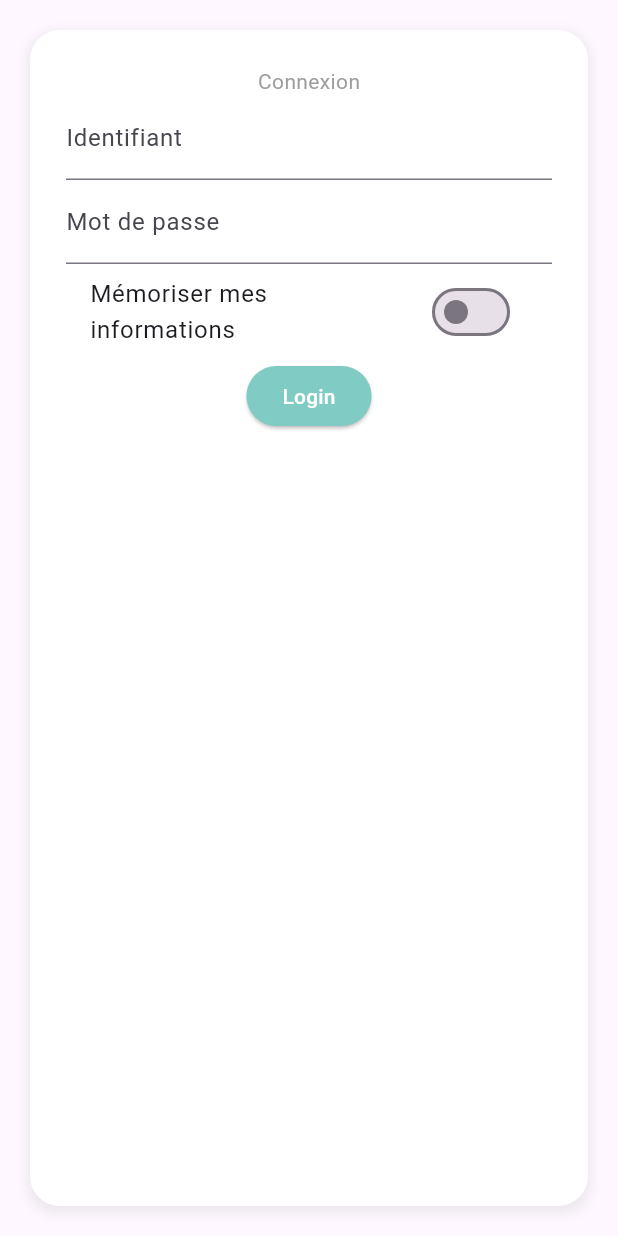
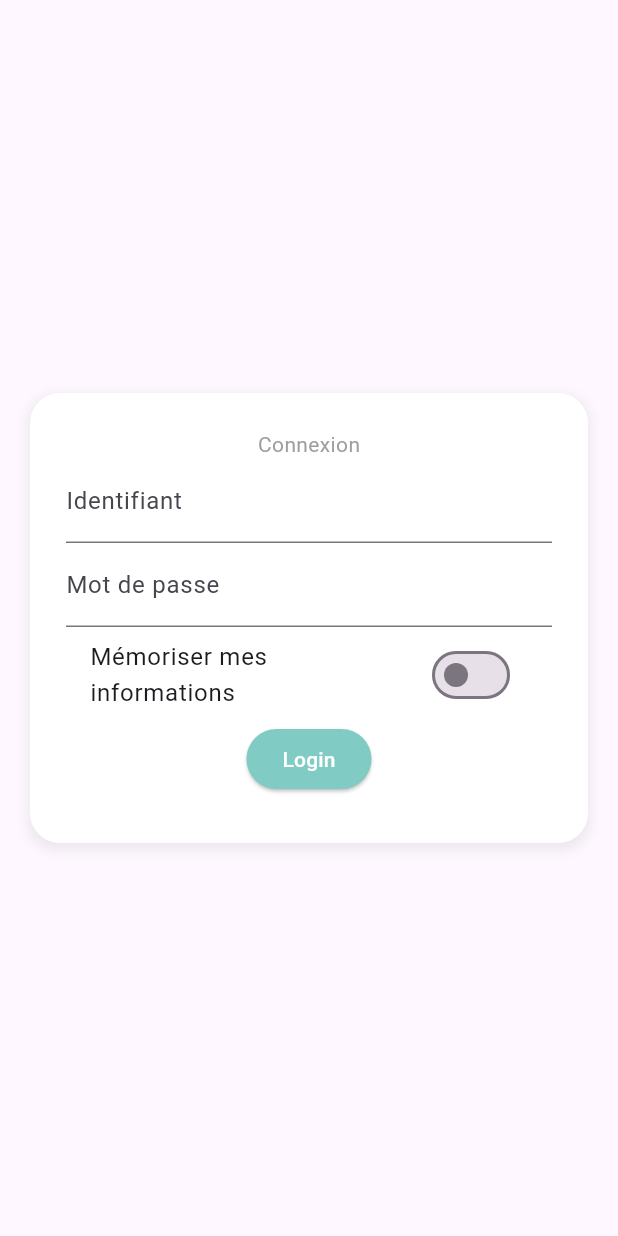
Before and after one commit to cecilejeanneau/flutter-course, a Flutter app: the LoginForm widget shown alone on an empty page, opened directly, on a phone screen of 412 x 824 dp. Run offline on Flutter 3.47's test engine with Material 3 defaults, Android fonts, the light colour scheme and no system bars; our stand-ins replace email_validator, google_fonts, url_strategy; network calls fail.

Commit message:
✨ Routing TP

```diff
--- a/lib/mod8/demo1.dart
+++ b/lib/mod8/demo1.dart
@@ -17,6 +17,8 @@ class Routes {
 }
 
 class App extends StatelessWidget {
+  const App({super.key});
+
   @override
   Widget build(BuildContext context) {
     return MaterialApp(
--- a/lib/tp/content_body.dart
+++ b/lib/tp/content/content_body.dart
@@ -2,6 +2,7 @@ import 'package:flutter/material.dart';
 
 class ContentBody extends StatelessWidget {
   const ContentBody({super.key});
+
 
   @override
   Widget build(BuildContext context) {
--- a/lib/tp/form/login_form.dart
+++ b/lib/tp/form/login_form.dart
@@ -37,11 +37,13 @@ class _LoginFormState extends State<LoginForm> {
 
   @override
   Widget build(BuildContext context) {
-    return Padding(
+    return Center(
+      child: Padding(
         padding: const EdgeInsets.all(20.0),
         child: Container(
           padding: const EdgeInsets.all(16),
           width: 400,
+          height: 300,
           decoration: BoxDecoration(
             // border: Border.all(color: Colors.grey),
             borderRadius: BorderRadius.circular(20),
@@ -106,6 +108,7 @@ class _LoginFormState extends State<LoginForm> {
                                   SnackBar(content: Text('Vous êtes connecté en tant que : $login'),
                                   )
                               );
+                              Navigator.pushNamed(context, '/tweet-list-page', arguments: login);
                             }
                           },
                           child: Text('Login', style: TextStyle(color: Colors.white))
@@ -116,6 +119,7 @@ class _LoginFormState extends State<LoginForm> {
                 ),
               )),
         ),
+      ),
     );
   }
 }
--- /dev/null
+++ b/lib/tp/routes/Routes.dart
@@ -0,0 +1,11 @@
+import 'package:demo/tp/pages/login_page.dart';
+import 'package:flutter/material.dart';
+
+import '../pages/post_page.dart';
+
+class Routes {
+  static Map<String, WidgetBuilder> getRoutes(BuildContext context) => {
+    "/tweet-list-page": (context) => const PostPage(),
+    "/login": (context) => const LoginPage(),
+  };
+}
```
Also changed, not shown: lib/tp/layout/main.dart (+7 -39 lines), lib/tp/layout/x_app_bar.dart (added, +26 -0 lines), lib/tp/pages/login_page.dart (added, +15 -0 lines), lib/tp/pages/post_page.dart (added, +25 -0 lines). Lines whose indentation alone changed are shown as unchanged.
